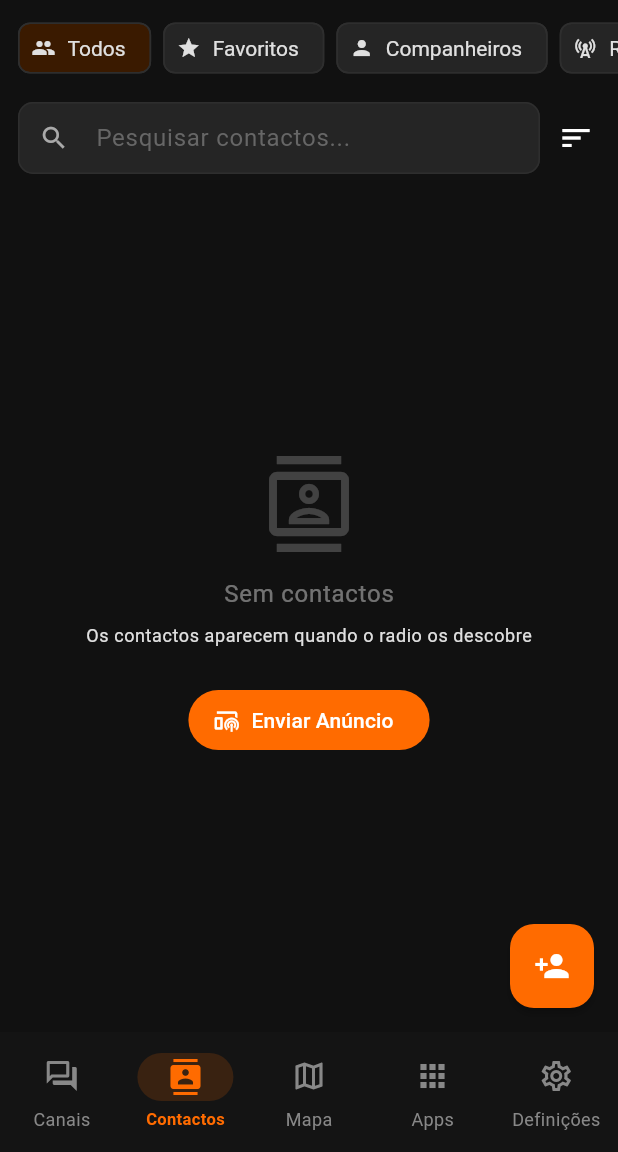
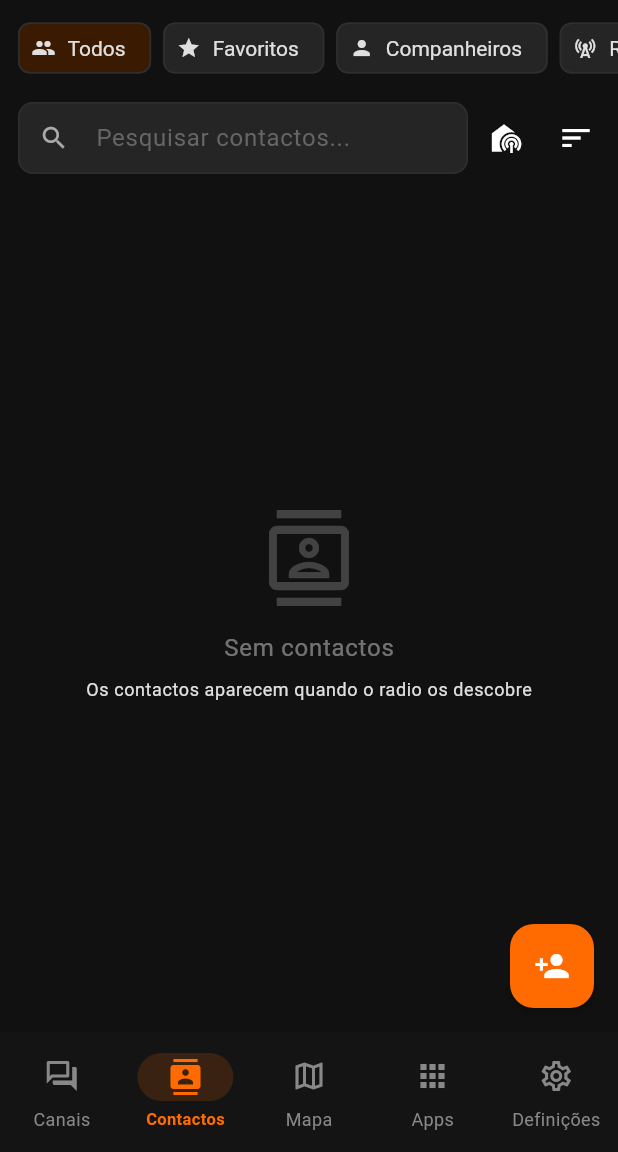
Before and after one commit to Meshcore-Portugal/lusoapp, a Flutter app: the ContactsScreen screen opened by its route, on a phone screen of 412 x 824 dp, the part 84-1236 px from its top. Run offline on Flutter 3.47's test engine with Material 3 defaults, Android fonts, the light colour scheme and no system bars; our stand-ins replace equatable, flutter_blue_plus, flutter_local_notifications, flutter_map, flutter_riverpod, geolocator and 9 more; missing offline and left inert: flutter_libserialport, flutter_map_tile_caching, geolocator_platform_interface, home_widget, mobile_scanner, permission_handler_platform_interface; accounts and stored records are empty.

Commit message:
feat: add advert button to contacts screen for sending announcements

```diff
--- a/lib/ui/screens/contacts_screen.dart
+++ b/lib/ui/screens/contacts_screen.dart
@@ -194,6 +194,41 @@ class _ContactsScreenState extends ConsumerState<ContactsScreen> {
                       ),
                     ),
                   ),
+                  // Advert button — always visible
+                  PopupMenuButton<_AdvertType>(
+                    icon: const Icon(Icons.broadcast_on_personal),
+                    tooltip: 'Enviar Anúncio',
+                    onSelected: (type) {
+                      final svc = ref.read(radioServiceProvider);
+                      switch (type) {
+                        case _AdvertType.zeroHop:
+                          svc?.sendAdvert(flood: false);
+                        case _AdvertType.flood:
+                          svc?.sendAdvert(flood: true);
+                      }
+                    },
+                    itemBuilder:
+                        (_) => [
+                          const PopupMenuItem(
+                            value: _AdvertType.zeroHop,
+                            child: ListTile(
+                              leading: Icon(Icons.wifi_tethering),
+                              title: Text('Anúncio · Zero Hop'),
+                              contentPadding: EdgeInsets.zero,
+                              dense: true,
+                            ),
+                          ),
+                          const PopupMenuItem(
+                            value: _AdvertType.flood,
+                            child: ListTile(
+                              leading: Icon(Icons.broadcast_on_home),
+                              title: Text('Anúncio · Flood'),
+                              contentPadding: EdgeInsets.zero,
+                              dense: true,
+                            ),
+                          ),
+                        ],
+                  ),
                   PopupMenuButton<ContactSort>(
                     icon: Icon(
                       Icons.sort,
@@ -229,13 +264,7 @@ class _ContactsScreenState extends ConsumerState<ContactsScreen> {
             Expanded(
               child:
                   filtered.isEmpty
-                      ? _EmptyState(
-                        filter: filter,
-                        onAdvert:
-                            () => ref
-                                .read(radioServiceProvider)
-                                ?.sendAdvert(flood: true),
-                      )
+                      ? _EmptyState(filter: filter)
                       : RefreshIndicator(
                         onRefresh:
                             () async =>
@@ -359,9 +388,8 @@ class ContactFilterBar extends StatelessWidget {
 // ---------------------------------------------------------------------------
 
 class _EmptyState extends StatelessWidget {
-  const _EmptyState({required this.filter, required this.onAdvert});
+  const _EmptyState({required this.filter});
   final ContactFilter filter;
-  final VoidCallback onAdvert;
 
   @override
   Widget build(BuildContext context) {
@@ -396,17 +424,17 @@ class _EmptyState extends StatelessWidget {
             'Os contactos aparecem quando o radio os descobre',
             style: theme.textTheme.bodySmall,
           ),
-          const SizedBox(height: 24),
-          FilledButton.icon(
-            onPressed: onAdvert,
-            icon: const Icon(Icons.broadcast_on_home),
-            label: const Text('Enviar Anúncio'),
-          ),
         ],
       ),
     );
   }
 }
+
+// ---------------------------------------------------------------------------
+// Advert type enum (used by the toolbar advert popup)
+// ---------------------------------------------------------------------------
+
+enum _AdvertType { zeroHop, flood }
 
 // ---------------------------------------------------------------------------
 // Contact tile
```
